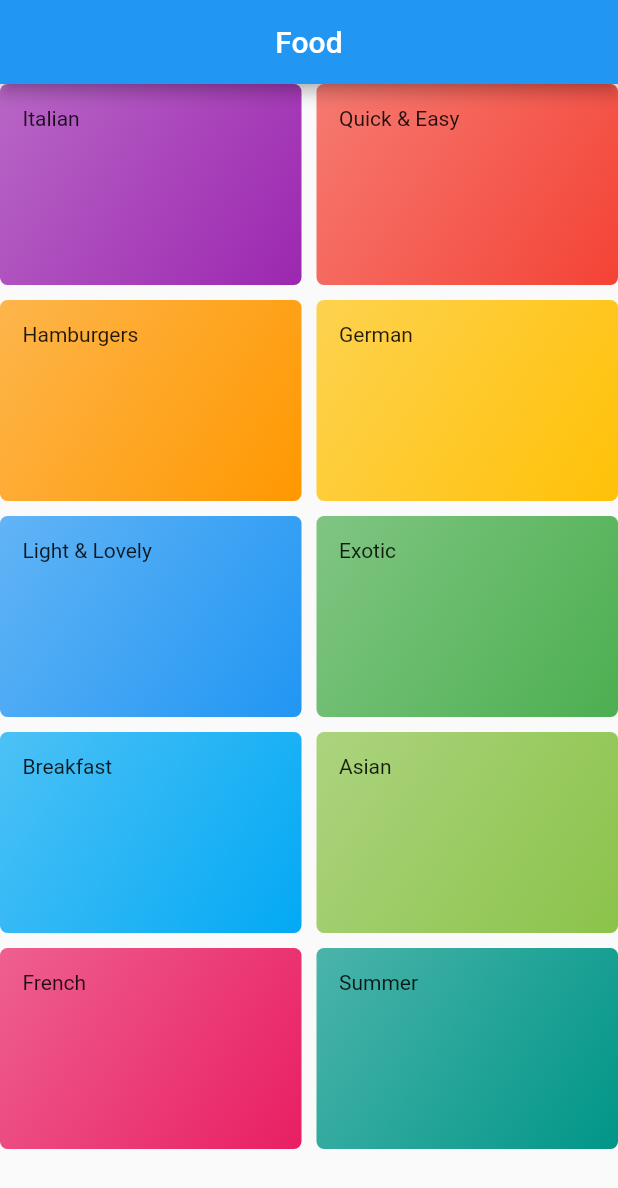
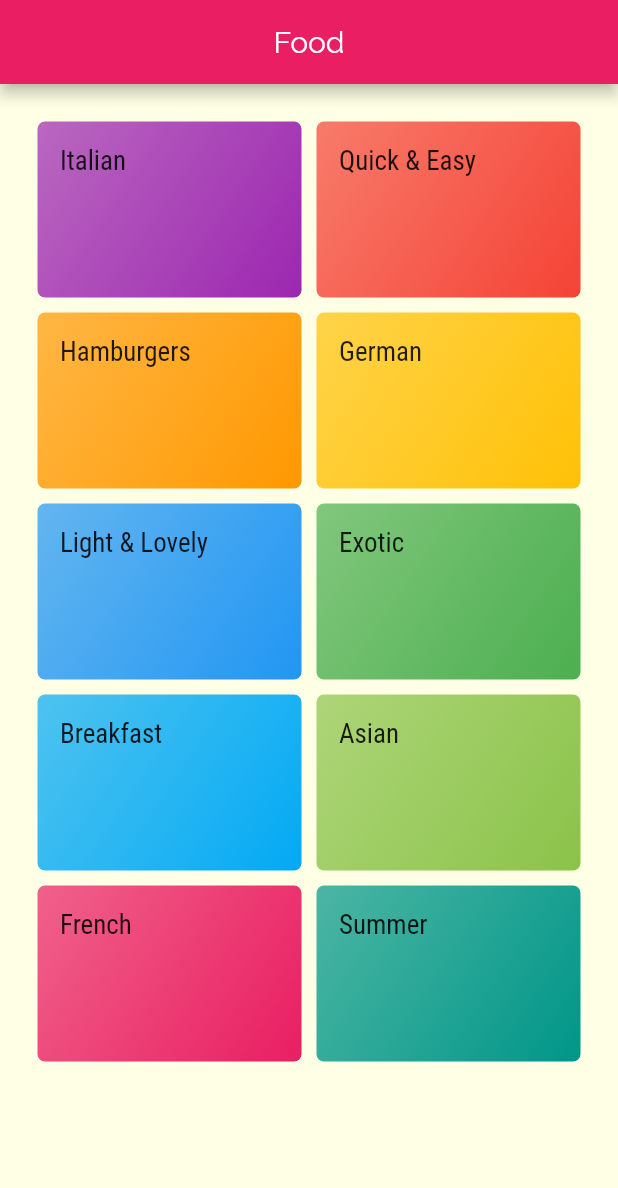
Before and after one commit to zohaib304/flutter_the_meals_app, a Flutter app: the screen it shows after launch, on a phone screen of 412 x 824 dp. Shown: the top 1188 px of the screen. Run offline on Flutter 3.47's test engine with Material 2 defaults, Android fonts, the phone set to English and light mode, and no system bars.

Commit message:
Styling and Theming

```diff
--- a/lib/categories_screen.dart
+++ b/lib/categories_screen.dart
@@ -12,6 +12,7 @@ class CategoriesScreen extends StatelessWidget {
         centerTitle: true,
       ),
       body: GridView(
+        padding: EdgeInsets.all(25),
         children: DUMMY_CATEGORIES
             .map(
               (catData) => CategoryItem(
--- a/lib/category_item.dart
+++ b/lib/category_item.dart
@@ -10,7 +10,7 @@ class CategoryItem extends StatelessWidget {
   Widget build(BuildContext context) {
     return Container(
       padding: const EdgeInsets.all(15),
-      child: Text(title),
+      child: Text(title, style:  Theme.of(context).textTheme.title,),
       decoration: BoxDecoration(
         gradient: LinearGradient(
           colors: [
--- a/lib/main.dart
+++ b/lib/main.dart
@@ -1,6 +1,7 @@
 import 'package:flutter/material.dart';
 
 import './categories_screen.dart';
+
 void main() => runApp(MyApp());
 
 class MyApp extends StatelessWidget {
@@ -10,7 +11,22 @@ class MyApp extends StatelessWidget {
     return MaterialApp(
       title: "Meals App",
       theme: ThemeData(
-        primarySwatch: Colors.blue,
+        primarySwatch: Colors.pink,
+        accentColor: Colors.red,
+        canvasColor: Color.fromRGBO(255, 255, 229, 1),
+        fontFamily: 'Raleway',
+        textTheme: ThemeData.light().textTheme.copyWith(
+              body1: TextStyle(
+                color: Color.fromRGBO(20, 51, 51, 1),
+              ),
+              body2: TextStyle(
+                color: Color.fromRGBO(20, 51, 51, 1),
+              ),
+              title: TextStyle(
+                fontSize: 18,
+                fontFamily: 'RobotoCondensed',
+              ),
+            ),
       ),
       home: CategoriesScreen(),
     );
```
Also changed, not shown: pubspec.yaml (+17 -12 lines), assets/fonts/Raleway-Black.ttf (added), assets/fonts/Raleway-Bold.ttf (added), assets/fonts/Raleway-Regular.ttf (added), assets/fonts/RobotoCondensed-Bold.ttf (added), assets/fonts/RobotoCondensed-Italic.ttf (added), assets/fonts/RobotoCondensed-Light.ttf (added), assets/fonts/RobotoCondensed-Regular.ttf (added).
